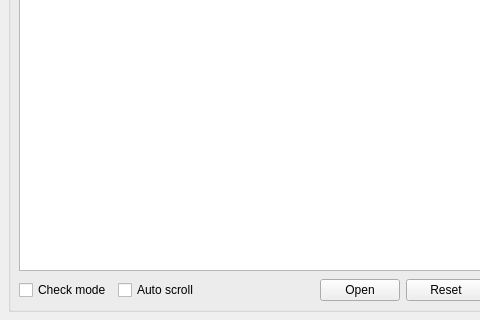
Before: the Qt Designer form frmmain.ui in Denvi/Candle, drawn with Qt 5; both pictures show x 0 to 480 and y 656 to 976 of the 905 by 976 pixel window.
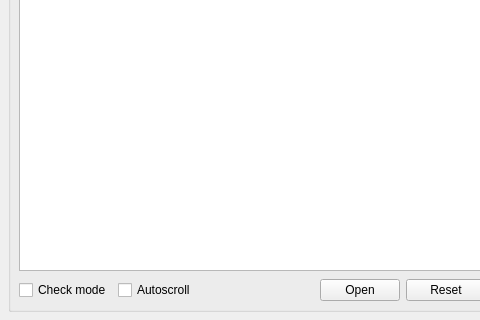
After: the same form once the commit is applied. Icons and pictures are not drawn. Custom widgets are drawn as their Qt base class.

Diff of the .ui file:
```diff
--- a/frmmain.ui
+++ b/frmmain.ui
@@ -540,7 +540,7 @@
             </size>
            </property>
            <property name="text">
-            <string>Auto scroll</string>
+            <string>Autoscroll</string>
            </property>
           </widget>
          </item>
```
Left out of the diff: 66 changed lines with no effect on the pictures.
